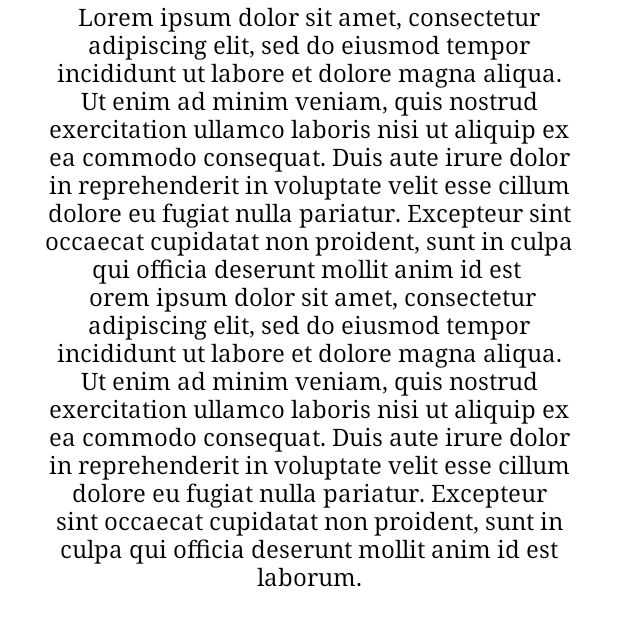
After one commit to KgomotsoK/theReachTrust_News_App, an Android app: the layout slider_layout.xml on its own in the app's theme, with its tools: preview values and no code run, on a phone screen of 412 x 824 dp. The commit adds this screen. Shown: the top 626 px of the screen. Run offline under Robolectric (Android 15) with nearby library versions, the phone set to English and light mode, and no system bars.

Commit message:
Almost done just few fixes left

```diff
--- a/app/src/main/AndroidManifest.xml
+++ b/app/src/main/AndroidManifest.xml
@@ -9,8 +9,7 @@
         android:roundIcon="@mipmap/ic_launcher_round"
         android:supportsRtl="true"
         android:theme="@style/Theme.NewsApp">
-        <activity
-            android:name=".MainActivity"
+        <activity android:name=".MainActivity"
             android:exported="true">
             <intent-filter>
                 <action android:name="android.intent.action.MAIN" />
--- /dev/null
+++ b/app/src/main/res/layout/slider_layout.xml
@@ -0,0 +1,21 @@
+<?xml version="1.0" encoding="utf-8"?>
+<LinearLayout xmlns:android="http://schemas.android.com/apk/res/android"
+    xmlns:app="http://schemas.android.com/apk/res-auto"
+    android:layout_width="match_parent"
+    android:layout_height="500dp"
+    android:orientation="vertical"
+    app:flow_horizontalAlign="center">
+
+    <TextView
+        android:id="@+id/textdeccription"
+        android:layout_width="match_parent"
+        android:layout_height="wrap_content"
+        android:layout_marginHorizontal="30dp"
+        android:fontFamily="serif"
+        android:text="@string/introscreenParagraph1"
+        android:textAlignment="center"
+        android:textColor="@color/black"
+        android:textSize="16dp" />
+
+
+</LinearLayout>
--- a/app/src/main/res/values/colors.xml
+++ b/app/src/main/res/values/colors.xml
@@ -7,4 +7,8 @@
     <color name="teal_700">#FF018786</color>
     <color name="black">#FF000000</color>
     <color name="white">#FFFFFFFF</color>
+    <color name="inactive">#C4C4C4</color>
+    <color name="active">#50C2C9</color>
+    <color name="theReach">#1c8ce3</color>
+    <color name="transparent">#00000000</color>
 </resources>
--- a/app/src/main/res/values/strings.xml
+++ b/app/src/main/res/values/strings.xml
@@ -2,8 +2,27 @@
     <string name="app_name">News App</string>
     <string name="skipButton">Skip</string>
     <string name="todo">TODO</string>
-    <string name="introscreenParagraph1">Lorem ipsum dolor sit amet, consectetur adipiscing elit, sed do eiusmod tempor incididunt ut labore et dolore magna aliqua. Ut enim ad minim veniam, quis nostrud exercitation ullamco laboris nisi ut aliquip ex ea commodo consequat. Duis aute irure dolor in reprehenderit in voluptate velit esse cillum dolore eu fugiat nulla pariatur. Excepteur sint occaecat cupidatat non proident, sunt in culpa qui officia deserunt mollit anim id est laborum.</string>
-    <string name="introscreenParagraph2">Lorem ipsum dolor sit amet, consectetur adipiscing elit, sed do eiusmod tempor incididunt ut labore et dolore magna aliqua. Ut enim ad minim veniam, quis nostrud exercitation ullamco laboris nisi ut aliquip ex ea commodo consequat. Duis aute irure dolor in reprehenderit in voluptate velit esse cillum dolore eu fugiat nulla pariatur. Excepteur sint occaecat cupidatat non proident, sunt in culpa qui officia deserunt mollit anim id est laborum.</string>
+    <string name="introscreenParagraph1"><br>Lorem ipsum dolor sit amet, consectetur adipiscing elit, sed do eiusmod tempor incididunt ut labore et dolore magna aliqua.
+        Ut enim ad minim veniam, quis nostrud exercitation ullamco laboris nisi ut aliquip ex ea commodo consequat. Duis aute irure dolor in reprehenderit in
+        voluptate velit esse cillum dolore eu fugiat nulla pariatur. Excepteur sint occaecat cupidatat non proident, sunt in culpa qui officia deserunt mollit anim
+        id est \n</br>
+        <br>orem ipsum dolor sit amet, consectetur adipiscing elit, sed do eiusmod tempor incididunt ut labore et dolore magna aliqua.
+        Ut enim ad minim veniam, quis nostrud exercitation ullamco laboris nisi ut aliquip ex ea commodo consequat. Duis aute irure dolor in reprehenderit in voluptate
+        velit esse cillum dolore eu fugiat nulla pariatur. Excepteur sint occaecat cupidatat non proident, sunt in culpa qui officia deserunt mollit anim id est laborum.</br></string>
+    <string name="introscreenParagraph2"><br>Lorem ipsum dolor sit amet, consectetur adipiscing elit, sed do eiusmod tempor incididunt ut labore et dolore magna aliqua.
+        Ut enim ad minim veniam, quis nostrud exercitation ullamco laboris nisi ut aliquip ex ea commodo consequat. Duis aute irure dolor in reprehenderit in
+        voluptate velit esse cillum dolore eu fugiat nulla pariatur. Excepteur sint occaecat cupidatat non proident, sunt in culpa qui officia deserunt mollit anim
+        id est \n</br>
+        <br>orem ipsum dolor sit amet, consectetur adipiscing elit, sed do eiusmod tempor incididunt ut labore et dolore magna aliqua.
+        Ut enim ad minim veniam, quis nostrud exercitation ullamco laboris nisi ut aliquip ex ea commodo consequat. Duis aute irure dolor in reprehenderit in voluptate
+        velit esse cillum dolore eu fugiat nulla pariatur. Excepteur sint occaecat cupidatat non proident, sunt in culpa qui officia deserunt mollit anim id est laborum.</br></string>
+    <string name="introParagraph3"><br>Lorem ipsum dolor sit amet, consectetur adipiscing elit, sed do eiusmod tempor incididunt ut labore et dolore magna aliqua.
+        Ut enim ad minim veniam, quis nostrud exercitation ullamco laboris nisi ut aliquip ex ea commodo consequat. Duis aute irure dolor in reprehenderit in
+        voluptate velit esse cillum dolore eu fugiat nulla pariatur. Excepteur sint occaecat cupidatat non proident, sunt in culpa qui officia deserunt mollit anim
+        id est \n</br>
+        <br>orem ipsum dolor sit amet, consectetur adipiscing elit, sed do eiusmod tempor incididunt ut labore et dolore magna aliqua.
+        Ut enim ad minim veniam, quis nostrud exercitation ullamco laboris nisi ut aliquip ex ea commodo consequat. Duis aute irure dolor in reprehenderit in voluptate
+        velit esse cillum dolore eu fugiat nulla pariatur. Excepteur sint occaecat cupidatat non proident, sunt in culpa qui officia deserunt mollit anim id est laborum.</br></string>
     <string name="skipButton1">Skip</string>
     <string name="username">Username</string>
     <string name="password">Password</string>
@@ -31,4 +50,5 @@
     <string name="headlineimg">headlineImg</string>
     <string name="navimg">navImg</string>
     <string name="applogo">appLogo</string>
+    <string name="skip">Skip</string>
 </resources>
--- a/app/src/main/res/values/themes.xml
+++ b/app/src/main/res/values/themes.xml
@@ -1,6 +1,6 @@
 <resources xmlns:tools="http://schemas.android.com/tools">
     <!-- Base application theme. -->
-    <style name="Theme.NewsApp" parent="Theme.MaterialComponents.DayNight.DarkActionBar">
+    <style name="Theme.NewsApp" parent="Theme.MaterialComponents.DayNight.NoActionBar">
         <!-- Primary brand color. -->
         <item name="colorPrimary">@color/purple_500</item>
         <item name="colorPrimaryVariant">@color/purple_700</item>
```
Also changed, not shown: app/src/main/java/com/example/newsapp/MainActivity.java (+61 -4 lines), app/src/main/java/com/example/newsapp/ViewPagerWrapper.java (added, +49 -0 lines), app/src/main/res/layout/activity_main.xml (+43 -45 lines).
